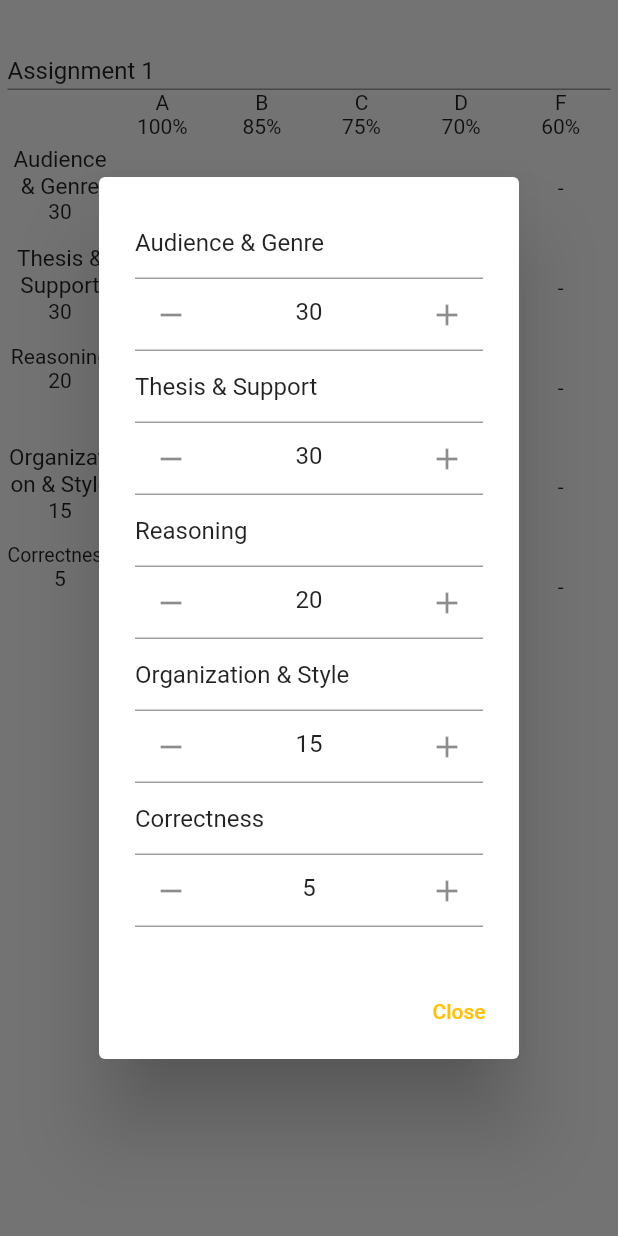
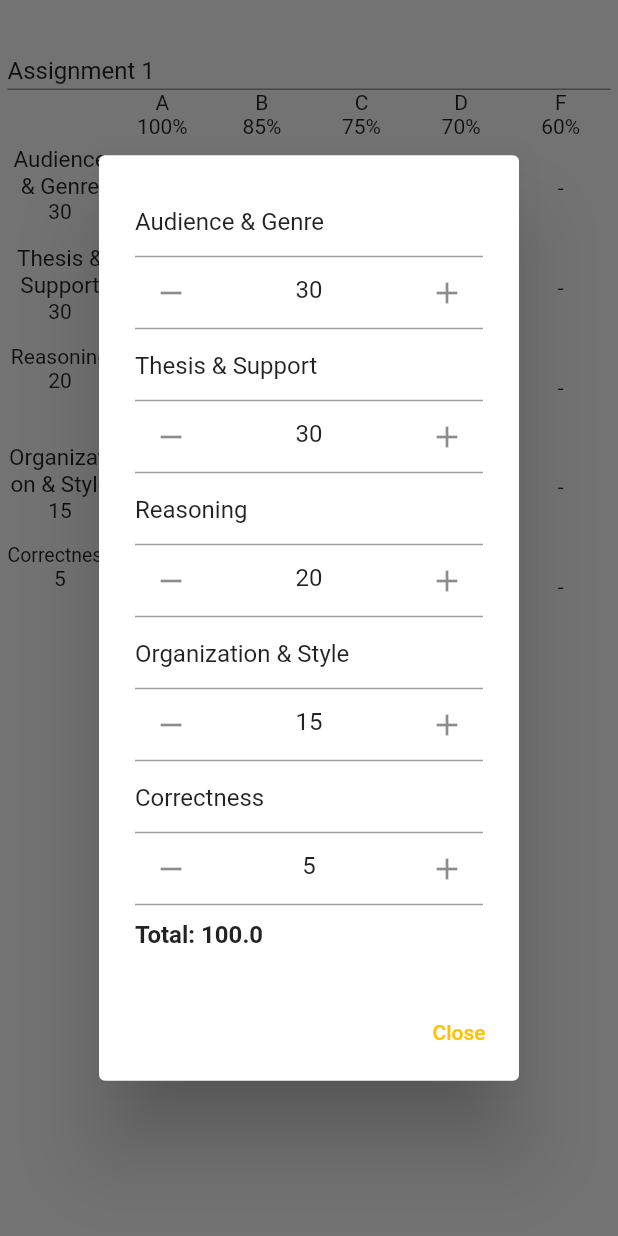
Before and after one commit to bzlister/rubric-grader, a Flutter app: the screen it shows after launch, after a tap on "Audience & Genre", on a phone screen of 412 x 824 dp. Run offline on Flutter 3.47's test engine with Material 2 defaults, Android fonts, the light colour scheme and no system bars; drawn by our look-alikes of auto_size_text, flutter_spinbox; our stand-ins replace fl_chart.

Commit message:
category selector total

```diff
--- a/lib/components/categories_selector.dart
+++ b/lib/components/categories_selector.dart
@@ -12,7 +12,8 @@
       content: Selector<Rubric, int>(
         builder: (context, length, child) => SingleChildScrollView(
           child: ListBody(
-            children: List.generate(
+            children: [
+              ...List.generate(
                 length,
                 (index) => Selector<Rubric, Factor>(
                   builder: (context, factor, child) => Column(
@@ -31,7 +32,7 @@
                       ),
                       SpinBox(
                           min: 0,
-                        max: double.infinity,
+                          max: 1000,
                           step: 1,
                           spacing: 0,
                           direction: Axis.horizontal,
@@ -46,6 +47,19 @@
                   selector: (context, rubric) => rubric.categories[index],
                 ),
               ),
+              Padding(
+                padding: const EdgeInsets.only(top: 10),
+                child: Selector<Rubric, double>(
+                  builder: (context, total, child) => Text(
+                    "Total: $total",
+                    style: const TextStyle(fontWeight: FontWeight.bold),
+                  ),
+                  selector: (context, rubric) => rubric.categories
+                      .map((c) => c.weight)
+                      .reduce((value, element) => value + element),
+                ),
+              )
+            ],
           ),
         ),
         selector: (context, rubric) => rubric.categories.length,
```
Lines whose indentation alone changed are shown as unchanged.
